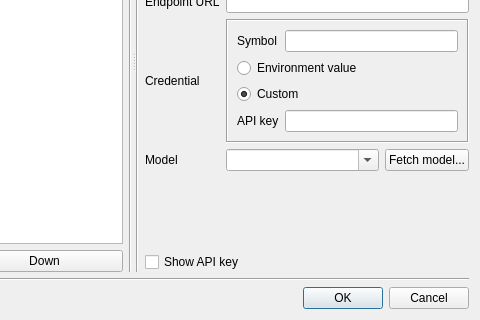
Qt form src/SelectAiModelDialog.ui (soramimi/Guitar) before a commit; both pictures show x 209 to 689 and y 161 to 481 of the 689 by 481 pixel window.
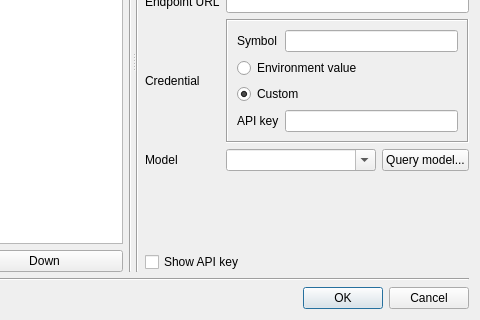
The same form after that commit.

```diff
--- a/src/SelectAiModelDialog.ui
+++ b/src/SelectAiModelDialog.ui
@@ -79,7 +79,7 @@
        </item>
       </layout>
      </widget>
-     <widget class="QWidget" name="">
+     <widget class="QWidget" name="layoutWidget">
       <layout class="QHBoxLayout" name="horizontalLayout_6">
        <item>
         <widget class="Line" name="line">
@@ -199,7 +199,7 @@
            <item row="6" column="2">
             <widget class="QPushButton" name="pushButton_fetch_model">
              <property name="text">
-              <string>Fetch model...</string>
+              <string>Query model...</string>
              </property>
             </widget>
            </item>
```
Left out of the diff: 4 changed lines with no effect on the pictures.
